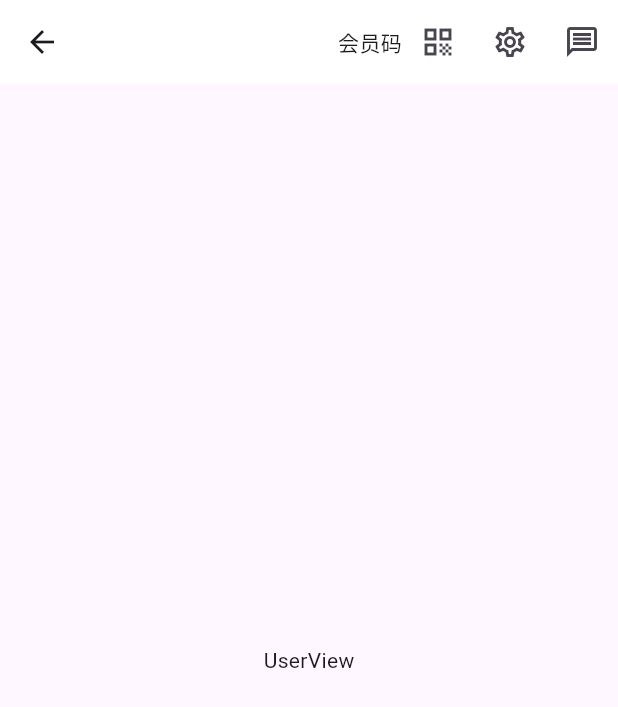
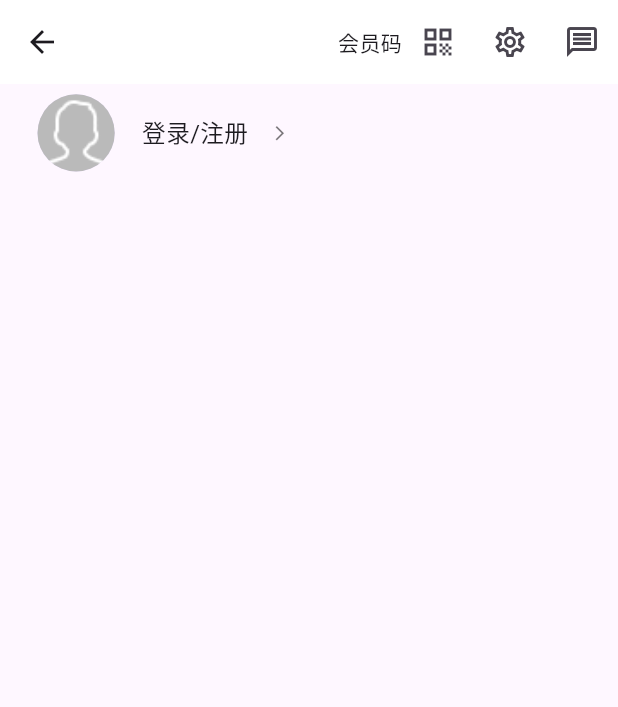
Before and after one commit to nicoleandlilli/xmshop, a Flutter app: the UserView screen opened directly, on a phone screen of 412 x 824 dp. Shown: the top 707 px of the screen. Run offline on Flutter 3.47's test engine with Material 3 defaults, Android fonts, the phone set to English and light mode, and no system bars; our stand-ins replace dio, flutter_html, flutter_screenutil, flutter_swiper_view, get, shared_preferences; accounts and stored records are empty; network calls fail.

Commit message:
实现用户界面用户头像、登录、注册的界面

```diff
--- a/lib/app/modules/user/views/user_view.dart
+++ b/lib/app/modules/user/views/user_view.dart
@@ -1,6 +1,7 @@
 import 'package:flutter/material.dart';
 import 'package:flutter/src/widgets/framework.dart';
 import 'package:get/get.dart';
+import 'package:xmeshop/app/services/screenAdapter.dart';
 
 import '../../../services/kee_alive_wrapper.dart';
 
@@ -17,6 +18,7 @@ class UserView extends GetView{
             centerTitle: true,
             actions: [
               Row(
+                crossAxisAlignment: CrossAxisAlignment.center,
                 children: [
                   const Text("会员码"),
                   IconButton(onPressed: (){
@@ -34,8 +36,30 @@ class UserView extends GetView{
               ),
             ],
           ),
-          body: const Center(
-            child:  Text("UserView"),
+          body: ListView(
+            padding: EdgeInsets.all(ScreenAdapter.height(20)),
+            children: [
+              //用户头像  登录注册
+              Container(
+                child: Row(
+                  children: [
+                    SizedBox(width: ScreenAdapter.width(40),),
+                    SizedBox(
+                      height: ScreenAdapter.height(150),
+                      width: ScreenAdapter.width(150),
+                      child: CircleAvatar(
+                        radius: ScreenAdapter.width(75),
+                        backgroundImage: const AssetImage("assets/images/user.png"),
+                      ),
+                    ),
+                    SizedBox(width: ScreenAdapter.width(40),),
+                    Text("登录/注册", style: TextStyle(fontSize: ScreenAdapter.fontSize(46)),),
+                    SizedBox(width: ScreenAdapter.width(40),),
+                    Icon(Icons.arrow_forward_ios, size: ScreenAdapter.fontSize(34),color: Colors.black54,),
+                  ],
+                ),
+              ),
+            ],
           ),
         )
     );
```
Also changed, not shown: pubspec.yaml (+9 -0 lines), assets/images/2.0x/user.png (added), assets/images/2.0x/user_ad.png (added), assets/images/2.0x/user_ad1.png (added), assets/images/2.0x/user_ad2.png (added), assets/images/3.0x/user.png (added), assets/images/3.0x/user_ad.png (added), assets/images/3.0x/user_ad1.png (added), assets/images/3.0x/user_ad2.png (added), assets/images/miInfo.png (added), assets/images/user.png (added), assets/images/user_ad1.png (added), assets/images/user_ad2.png (added).
